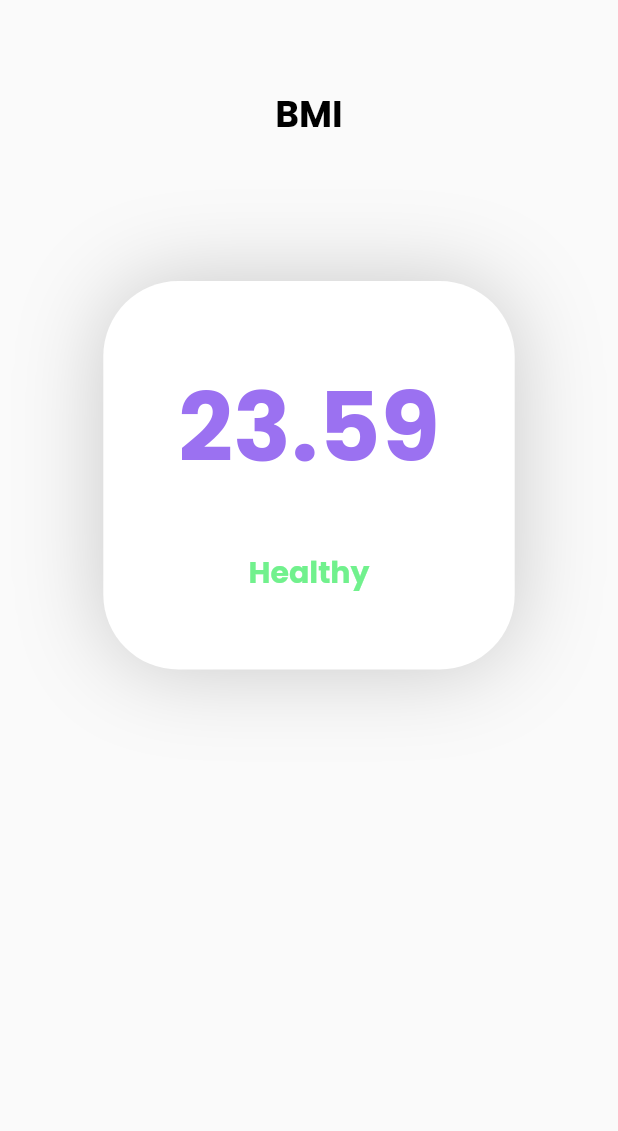
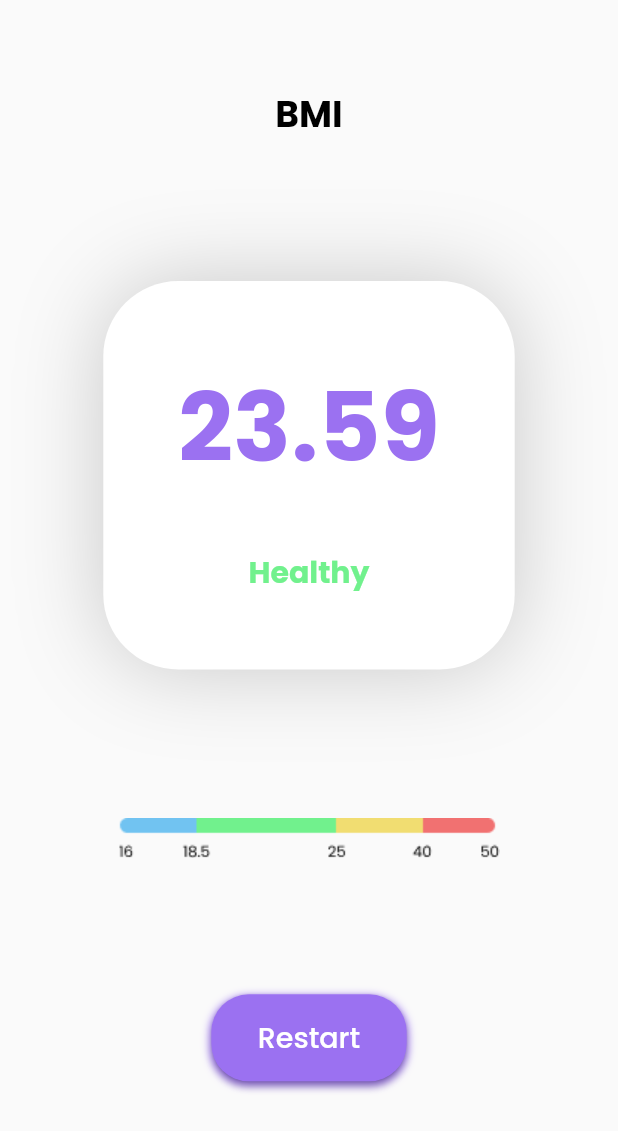
Before and after one commit to nikhil-RGB/BMI-calculator, a Flutter app: the screen it shows after launch, after a tap on "Get Result", on a phone screen of 412 x 824 dp. Shown: the top 1131 px of the screen. Run offline on Flutter 3.47's test engine with Material 2 defaults, Android fonts, the phone set to English and light mode, and no system bars; our stand-ins replace google_fonts, logger.

Commit message:
💄Complete Display Page UI

```diff
--- a/lib/pages/DisplayPage.dart
+++ b/lib/pages/DisplayPage.dart
@@ -1,3 +1,4 @@
+import 'package:bmi_calculator/pages/InputPage.dart';
 import 'package:flutter/material.dart';
 import 'package:google_fonts/google_fonts.dart';
 
@@ -29,6 +30,16 @@ class DisplayPage extends StatelessWidget {
               height: MediaQuery.of(context).size.height * 0.1125,
             ),
             Center(child: createBMIcontainer(context: context, data: data)),
+            SizedBox(
+              height: MediaQuery.of(context).size.height * 0.12,
+            ),
+            const Image(image: AssetImage("assets/images/indicator.png")),
+            SizedBox(
+              height: MediaQuery.of(context).size.height * 0.11,
+            ),
+            generateRestartButton(
+              context: context,
+            ),
           ],
         ),
       ),
@@ -83,4 +94,38 @@ class DisplayPage extends StatelessWidget {
       return ["Obese", DisplayPage.OBESE];
     }
   }
+
+  Container generateRestartButton({required BuildContext context}) {
+    return Container(
+      decoration: BoxDecoration(
+        borderRadius: BorderRadius.circular(25),
+        boxShadow: const [
+          BoxShadow(
+            color: Color(0xFF9B71F1),
+            spreadRadius: 1,
+            blurRadius: 4,
+            offset: Offset(0, 2), // changes position of shadow
+          ),
+        ],
+      ),
+      child: ElevatedButton(
+          style: ElevatedButton.styleFrom(
+              backgroundColor: const Color(0xFF9B71F1),
+              shape: RoundedRectangleBorder(
+                  side: BorderSide.none,
+                  // border radius
+                  borderRadius: BorderRadius.circular(25))),
+          onPressed: () {
+            Navigator.push(context,
+                MaterialPageRoute(builder: ((context) => InputPage())));
+          },
+          child: Padding(
+            padding: const EdgeInsets.all(15.0),
+            child: Text(
+              "Restart",
+              style: GoogleFonts.poppins(color: Colors.white, fontSize: 19),
+            ),
+          )),
+    );
+  }
 }
--- a/pubspec.yaml
+++ b/pubspec.yaml
@@ -63,6 +63,7 @@ flutter:
   # To add assets to your application, add an assets section, like this:
   assets:
    - google_fonts/
+   - assets/images/
   #   - images/a_dot_ham.jpeg
 
   # An image asset can refer to one or more resolution-specific "variants", see
```
Also changed, not shown: assets/images/indicator.png (added).
